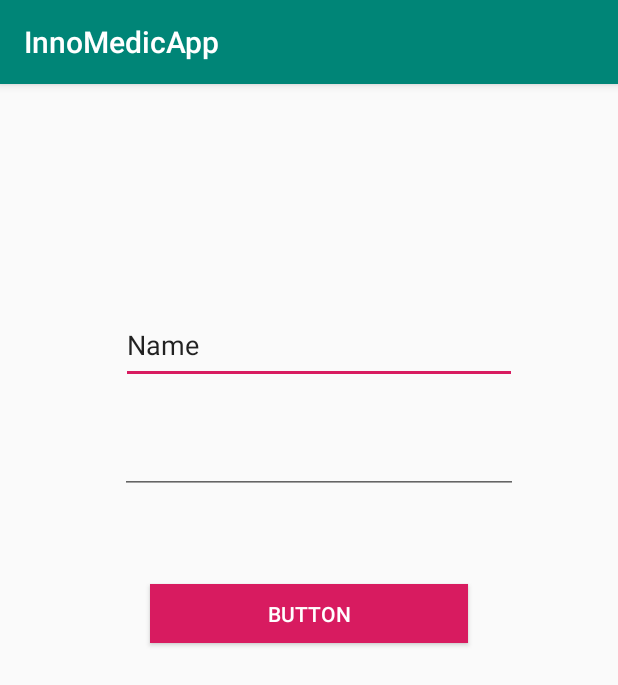
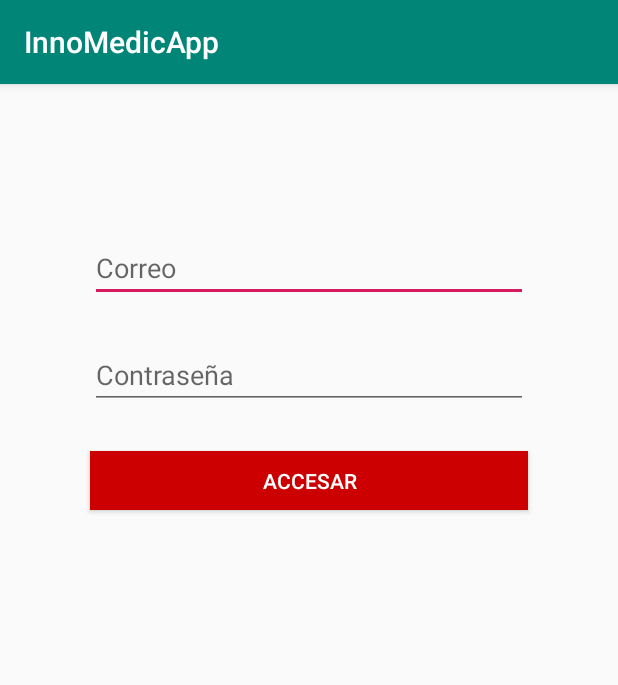
Before and after one commit to Jesusfco/InnoMedicApp, an Android app: the screen it shows after launch (LoginActivity), on a phone screen of 412 x 824 dp. Shown: the top 685 px of the screen. Run offline under Robolectric (Android 15) with nearby library versions, the phone set to English and light mode, and no system bars; our stand-ins replace Volley.

```diff
--- a/app/src/main/AndroidManifest.xml
+++ b/app/src/main/AndroidManifest.xml
@@ -1,6 +1,8 @@
 <?xml version="1.0" encoding="utf-8"?>
 <manifest xmlns:android="http://schemas.android.com/apk/res/android"
     package="com.example.innomedicapp">
+
+    <uses-permission android:name="android.permission.INTERNET" />
 
     <application
         android:allowBackup="true"
@@ -22,4 +24,6 @@
         </activity>
     </application>
 
+
+
 </manifest>
--- a/app/src/main/java/com/example/innomedicapp/MainActivity.java
+++ b/app/src/main/java/com/example/innomedicapp/MainActivity.java
@@ -19,9 +19,11 @@ public class MainActivity extends AppCompatActivity
 
     @Override
     protected void onCreate(Bundle savedInstanceState) {
+
         super.onCreate(savedInstanceState);
         Intent changeLogin = new Intent(this, LoginActivity.class);
         startActivity(changeLogin);
+
 
         setContentView(R.layout.activity_main);
         Toolbar toolbar = (Toolbar) findViewById(R.id.toolbar);
--- a/app/src/main/res/layout/activity_login.xml
+++ b/app/src/main/res/layout/activity_login.xml
@@ -8,25 +8,28 @@
 
     <EditText
         android:id="@+id/editText"
-        android:layout_width="264dp"
-        android:layout_height="52dp"
-        android:layout_marginTop="148dp"
+        android:layout_width="0dp"
+        android:layout_height="wrap_content"
+        android:layout_marginStart="60dp"
+        android:layout_marginTop="40dp"
+        android:layout_marginEnd="60dp"
         android:ems="10"
+        android:hint="Correo"
         android:inputType="textPersonName"
-        android:text="Name"
         app:layout_constraintEnd_toEndOf="parent"
-        app:layout_constraintHorizontal_bias="0.545"
+        app:layout_constraintHorizontal_bias="0.544"
         app:layout_constraintStart_toStartOf="parent"
-        app:layout_constraintTop_toTopOf="parent" />
+        app:layout_constraintTop_toBottomOf="@+id/imageView2" />
 
     <EditText
         android:id="@+id/editText2"
-        android:layout_width="265dp"
-        android:layout_height="45dp"
-        android:layout_marginStart="8dp"
+        android:layout_width="0dp"
+        android:layout_height="43dp"
+        android:layout_marginStart="60dp"
         android:layout_marginTop="28dp"
-        android:layout_marginEnd="8dp"
+        android:layout_marginEnd="60dp"
         android:ems="10"
+        android:hint="Contraseña"
         android:inputType="textPassword"
         app:layout_constraintEnd_toEndOf="parent"
         app:layout_constraintHorizontal_bias="0.549"
@@ -35,16 +38,28 @@
 
     <Button
         android:id="@+id/button"
-        android:layout_width="212dp"
+        android:layout_width="0dp"
         android:layout_height="39dp"
-        android:layout_marginStart="20dp"
+        android:layout_marginStart="60dp"
+        android:layout_marginTop="28dp"
+        android:layout_marginEnd="60dp"
+        android:background="@android:color/holo_red_dark"
+        android:onClick="login"
+        android:text="Accesar"
+        android:textColor="@android:color/white"
+        app:layout_constraintEnd_toEndOf="parent"
+        app:layout_constraintHorizontal_bias="0.496"
+        app:layout_constraintStart_toStartOf="parent"
+        app:layout_constraintTop_toBottomOf="@+id/editText2" />
+
+    <ImageView
+        android:id="@+id/imageView2"
+        android:layout_width="wrap_content"
+        android:layout_height="wrap_content"
         android:layout_marginTop="60dp"
-        android:layout_marginEnd="20dp"
-        android:background="@color/colorAccent"
-        android:text="Button"
-        android:textColor="@android:color/white"
         app:layout_constraintEnd_toEndOf="parent"
         app:layout_constraintHorizontal_bias="0.498"
         app:layout_constraintStart_toStartOf="parent"
-        app:layout_constraintTop_toBottomOf="@+id/editText2" />
+        app:layout_constraintTop_toTopOf="parent"
+        tools:srcCompat="@tools:sample/avatars[0]" />
 </android.support.constraint.ConstraintLayout>
```
Also changed, not shown: app/src/main/java/com/example/innomedicapp/LoginActivity.java (+105 -0 lines), app/src/main/java/com/example/innomedicapp/model/User.java (added, +74 -0 lines), app/src/main/java/com/example/innomedicapp/util/LoggedUser.java (added, +19 -0 lines).
